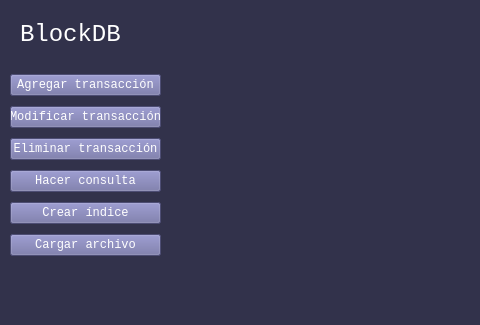
Old version of the form mainwindow.ui in the repository jjordanoc/blockchain-db; both pictures show x 0 to 480 and y 0 to 325 of the 1280 by 720 pixel window.
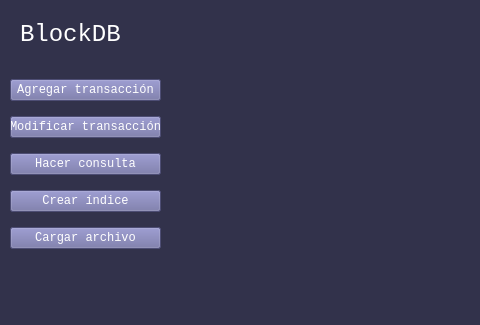
New version of the form.

What changed in the file:
```diff
--- a/mainwindow.ui
+++ b/mainwindow.ui
@@ -48,16 +48,6 @@
       </property>
      </widget>
     </item>
-    <item>
-     <widget class="QPushButton" name="deleteEntryButton">
-      <property name="styleSheet">
-       <string notr="true">background-color: rgb(108, 108, 162);</string>
-      </property>
-      <property name="text">
-       <string>Eliminar transacción</string>
-      </property>
-     </widget>
-    </item>
     <item>
      <widget class="QPushButton" name="queryButton">
       <property name="styleSheet">
```
